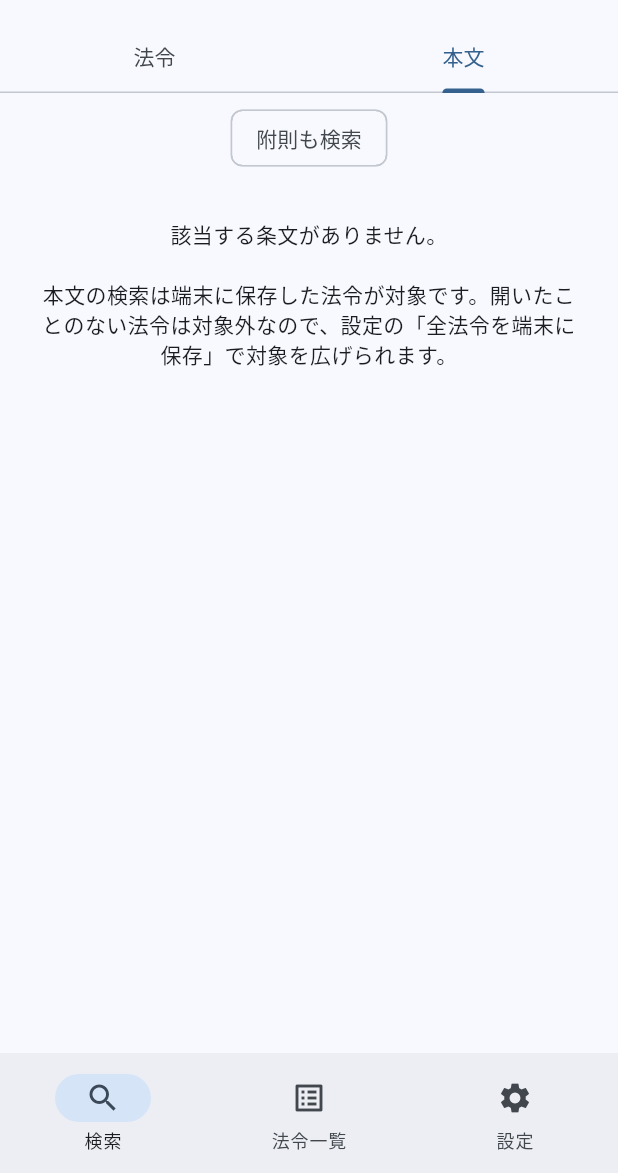
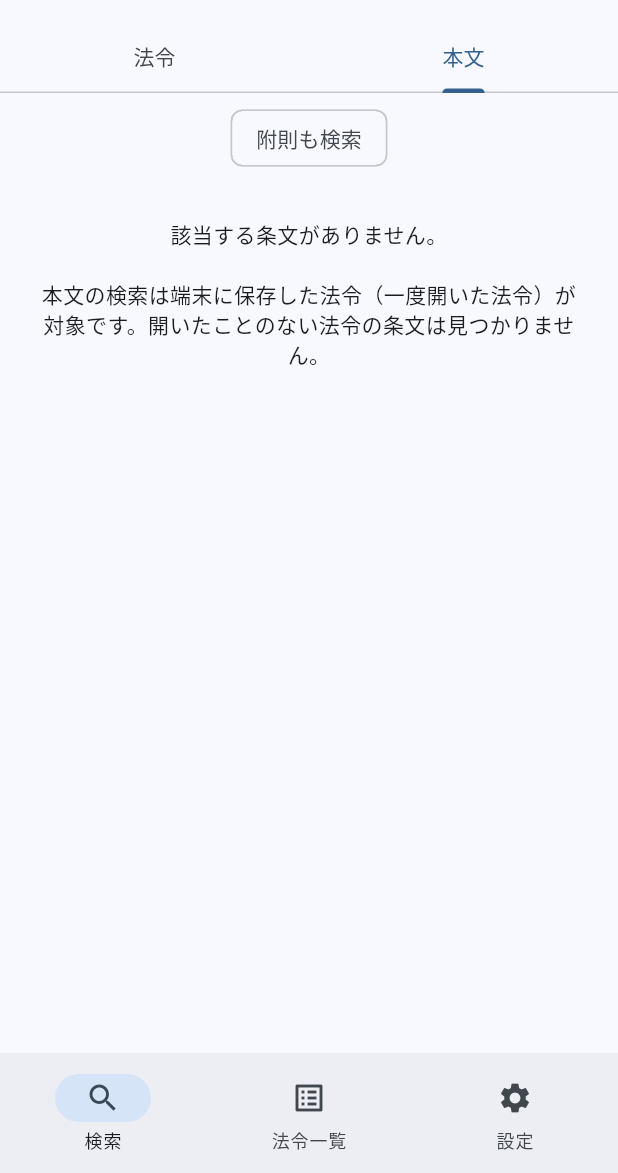
Before and after one commit to ouchinao/zeibun, a Flutter app: the SearchResultsPage screen opened by its route, tab 2 chosen, on a phone screen of 412 x 824 dp, the part 63-1236 px from its top. Run offline on Flutter 3.47's test engine with Material 3 defaults, Android fonts, the phone set to English and light mode, and no system bars; our stand-ins replace dio, drift, drift_flutter, flutter_riverpod, go_router, scrollable_positioned_list and 1 more; accounts and stored records are empty; generated files the repository leaves out were written again; network calls fail.

Commit message:
Describe what full-text search covers without promising a bulk save
The empty state pointed at a Settings action that ships in the next
change. Until then the honest statement is the scope itself: laws the
device holds because they were opened.

Co-Authored-By: Claude Fable 5.1 <noreply@anthropic.com>
Claude-Session: https://claude.ai/code/session_01MTWjyRT3ZqtWhjSU1CPurh

```diff
--- a/app/lib/features/search/full_text_results.dart
+++ b/app/lib/features/search/full_text_results.dart
@@ -151,8 +151,8 @@ class _Empty extends StatelessWidget {
         padding: EdgeInsets.all(24),
         child: Text(
           '該当する条文がありません。\n\n'
-          '本文の検索は端末に保存した法令が対象です。開いたことのない法令は対象外なので、'
-          '設定の「全法令を端末に保存」で対象を広げられます。',
+          '本文の検索は端末に保存した法令（一度開いた法令）が対象です。'
+          '開いたことのない法令の条文は見つかりません。',
           textAlign: TextAlign.center,
         ),
       );
```
